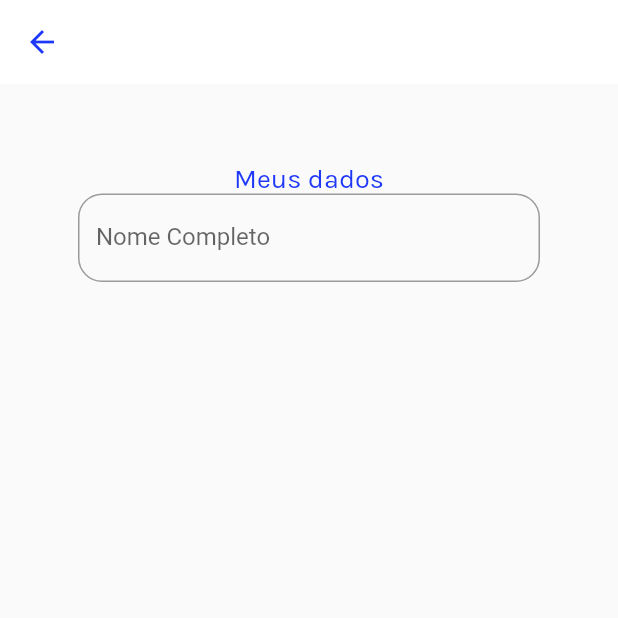
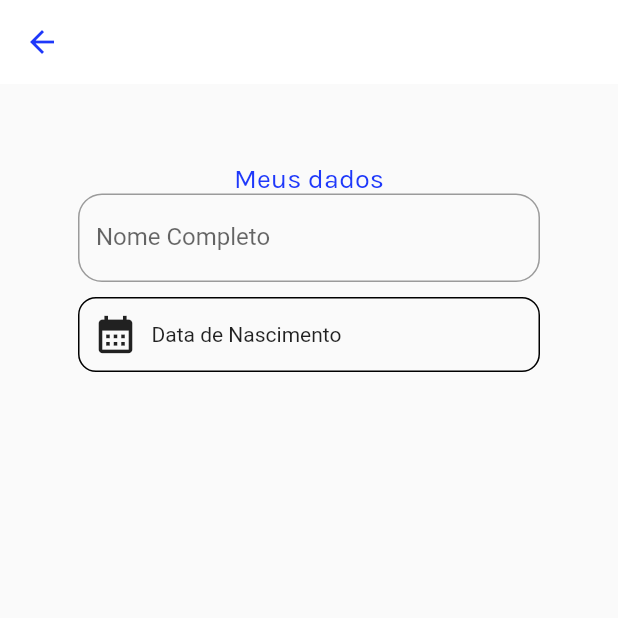
Before and after one commit to proz-tecnologia/PIT02GP06, a Flutter app: the ProfileScreen screen opened directly, on a phone screen of 412 x 824 dp, the top half of it. Run offline on Flutter 3.47's test engine with Material 2 defaults, Android fonts, the phone set to English and light mode, and no system bars; our stand-ins replace cloud_firestore, firebase_auth, firebase_core, flutter_modular, mask_text_input_formatter, shared_preferences; missing offline and left inert: graphic; accounts and stored records are empty; statements that could not run were skipped.

Commit message:
estruturação do campo de data de nascimento

```diff
--- a/lib/src/page/profile/profile_screen.dart
+++ b/lib/src/page/profile/profile_screen.dart
@@ -12,6 +12,8 @@ class ProfileScreen extends StatefulWidget {
 }
 
 class _ProfileScreenState extends State<ProfileScreen> {
+  DateTime? _dateTime = null;
+
   @override
   Widget build(BuildContext context) {
     final nameItem = TextFieldItem(
@@ -35,6 +37,33 @@ class _ProfileScreenState extends State<ProfileScreen> {
           TextFieldWidget(
             item: nameItem,
           ),
+          Container(
+            decoration: BoxDecoration(
+                border: Border.all(width: 1),
+                borderRadius: BorderRadius.circular(12)),
+            child: Row(
+              children: [
+                IconButton(
+                    iconSize: 30,
+                    onPressed: () {
+                      showDatePicker(
+                              context: context,
+                              initialDate: DateTime.now(),
+                              firstDate: DateTime(2001),
+                              lastDate: DateTime(2222))
+                          .then((date) {
+                        setState(() {
+                          _dateTime = date!;
+                        });
+                      });
+                    },
+                    icon: const Icon(Icons.calendar_month)),
+                Text(_dateTime == null
+                    ? 'Data de Nascimento'
+                    : _dateTime.toString()),
+              ],
+            ),
+          )
         ]),
       )),
     );
```
